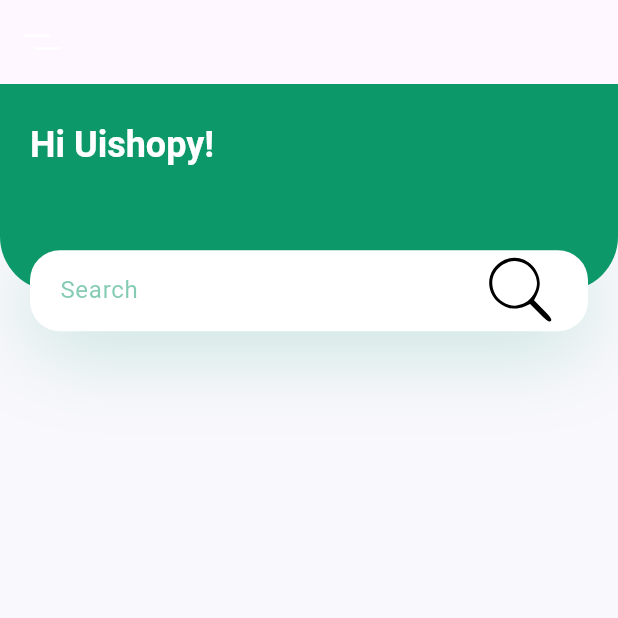
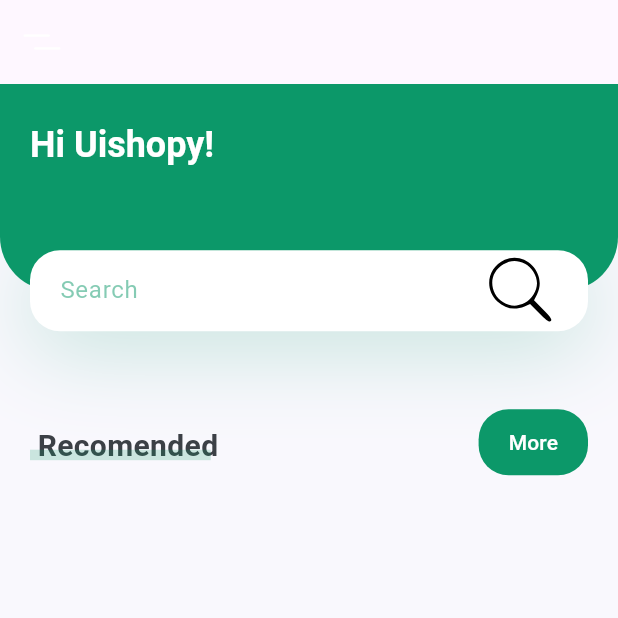
Before and after one commit to fasyaaa/PlantApp, a Flutter app: the screen it shows after launch, on a phone screen of 412 x 824 dp, the top half of it. Run offline on Flutter 3.47's test engine with Material 3 defaults, Android fonts, the phone set to English and light mode, and no system bars; our stand-ins replace flutter_svg.

Commit message:
ADD - TitleWithMoreBbtn

```diff
--- a/lib/screens/home/components/body.dart
+++ b/lib/screens/home/components/body.dart
@@ -1,5 +1,6 @@
 import 'package:flutter/material.dart';
 import 'package:plant_app/screens/home/components/header_with_searchbox.dart';
+import 'package:plant_app/screens/home/components/title_with_more_bbtn.dart';
 
 class Body extends StatelessWidget {
   @override
@@ -10,7 +11,10 @@ class Body extends StatelessWidget {
     return SingleChildScrollView(
       child: Column(
         crossAxisAlignment: CrossAxisAlignment.start,
-        children: <Widget>[HeaderWithSearchBox(size: size)],
+        children: <Widget>[
+          HeaderWithSearchBox(size: size),
+          TitleWithMoreBbtn(title: "Recomended", press: () {}),
+        ],
       ),
     );
   }
```
